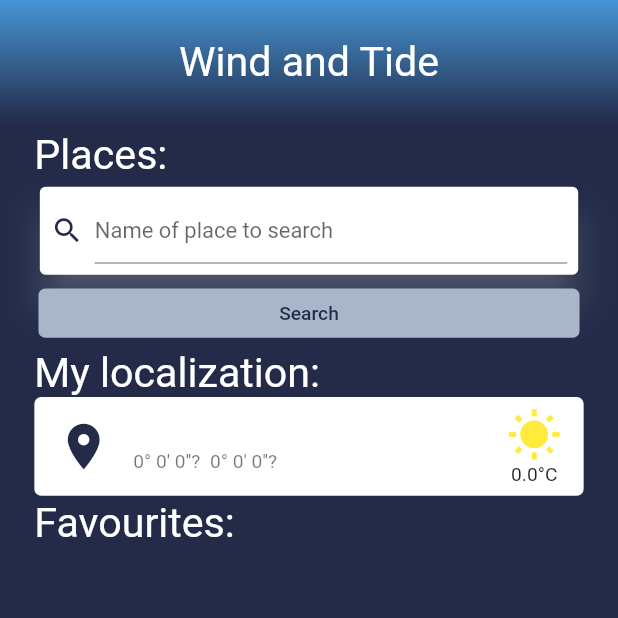
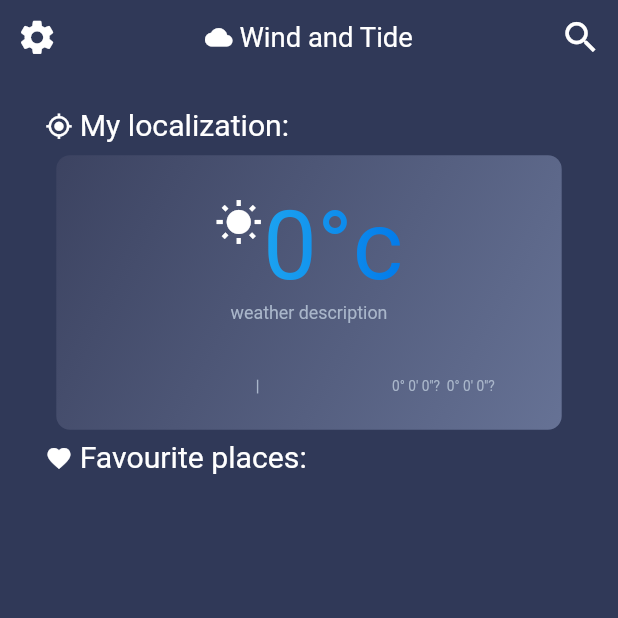
Before and after one commit to libsonn/Wind-and-Tide, a Flutter app: the screen it shows after launch, on a phone screen of 412 x 824 dp, the top half of it. Run offline on Flutter 3.47's test engine with Material 2 defaults, Android fonts, the phone set to English and light mode, and no system bars; our stand-ins replace geocoding, geolocator, responsive_framework; missing offline and left inert: flutter_google_places, google_maps_webservice.

Commit message:
Change home screen, add colors for gradients to constants.dart, add PlaceTile Widget

```diff
--- a/lib/classes/place.dart
+++ b/lib/classes/place.dart
@@ -27,13 +27,17 @@ class Place {
   String _longHemisphere = '?';
 
   //Constructor
-  Place(this._latitude, this._longitude);
+  Place({double latitude, double longitude}) {
+    this._latitude = latitude;
+    this._longitude = longitude;
+  }
 
   //Functions
   void getDetails() {
     convertCoordinates();
     getHemispheres();
   }
+
 
   void convertCoordinates() {
     _latitudeDeg = _latitude.truncate();
--- a/lib/constants.dart
+++ b/lib/constants.dart
@@ -1,15 +1,29 @@
 import 'package:flutter/material.dart';
-
-
 
 const url = "https://api.stormglass.io/v2/weather/point";
 
+// Shader for text
+final Shader kTextColorGradient = LinearGradient(
+  colors: <Color>[kTextGradientStartColor, kTextGradientEndColor],
+).createShader(Rect.fromLTWH(100.0, 0.0, 200.0, 100.0));
 
+// Gradient for info boxes
+const kBoxGradient = LinearGradient(
+    colors: [kBoxGradienStartColor, kBoxGradientEndColor],
+    begin: Alignment.topLeft,
+    end: Alignment.bottomRight);
 
-const kTextColor = Colors.white;
-const kGreyColor = Color(0xFFA9B6CA);
+// Colors for gradients
+const kTextGradientStartColor = Color.fromRGBO(51, 200, 246, 1);
+const kTextGradientEndColor = Color.fromRGBO(1, 120, 233, 1);
+const kBoxGradienStartColor = Color.fromRGBO(60, 67, 97, 1);
+const kBoxGradientEndColor = Color.fromRGBO(102, 114, 149, 1);
+
+// Colors
+const kWhiteTextColor = Colors.white;
+const kGreyTextColor = Color(0xFFA9B6CA);
 const kVeryDarkColor = Color(0xFF0C1024);
-const kBackgroundColor = Color(0xFF232B49);
+const kBackgroundColor = Color.fromRGBO(48, 57, 88, 1);
 const kBrightBlueColor = Color(0xFF0D61D7);
 const kBrighterBlueColor = Color(0xFF4696D5);
 const kDarkBlueColor = Color(0xFF4B5168);
--- a/lib/main.dart
+++ b/lib/main.dart
@@ -1,6 +1,7 @@
 import 'package:flutter/material.dart';
 import 'package:marine_weather/screens/home_screen.dart';
-import 'screens/choosed_place.dart';
+import 'package:marine_weather/screens/search_screen.dart';
+import 'screens/selected_place_screen.dart';
 import 'package:responsive_framework/responsive_framework.dart';
 import 'package:responsive_framework/responsive_wrapper.dart';
 import 'constants.dart';
@@ -15,8 +16,10 @@ class MarineWeather extends StatelessWidget {
     return MaterialApp(
       routes: {
         HomeScreen.screenID: (context) => HomeScreen(),
-        SelectedPlaceDetails.screenID: (context) => SelectedPlaceDetails(),
+        SelectedPlaceDetailsScreen.screenID: (context) => SelectedPlaceDetailsScreen(),
+        SearchScreen.screenID: (context) => SearchScreen(),
       },
+
       initialRoute: HomeScreen.screenID,
       debugShowCheckedModeBanner: false,
       builder: (context, widget) => ResponsiveWrapper.builder(
--- a/lib/screens/home_screen.dart
+++ b/lib/screens/home_screen.dart
@@ -3,11 +3,8 @@ import 'package:flutter/material.dart';
 import 'package:geolocator/geolocator.dart';
 import 'package:marine_weather/classes/place.dart';
 import 'package:marine_weather/constants.dart';
-import 'package:marine_weather/config.dart' as config;
-import 'package:http/http.dart' as http;
-import 'package:flutter_google_places/flutter_google_places.dart';
-import 'package:google_maps_webservice/places.dart';
-import 'package:marine_weather/screens/choosed_place.dart';
+import 'package:marine_weather/screens/search_screen.dart';
+import 'package:marine_weather/widgets/place_tile.dart';
 
 class HomeScreen extends StatefulWidget {
   static String screenID = '/homeScreen';
@@ -17,9 +14,7 @@ class HomeScreen extends StatefulWidget {
 }
 
 class _HomeScreenState extends State<HomeScreen> {
-  static String _enteredAddress = '';
-  var _params = "airTemperature";
-  Place myPosition = Place(0, 0);
+  Place _myPosition = Place(latitude: 0, longitude: 0);
 
   @override
   void initState() {
@@ -30,185 +25,125 @@ class _HomeScreenState extends State<HomeScreen> {
   void getPosition() async {
     Position position = await getCurrentPosition(
         desiredAccuracy: LocationAccuracy.bestForNavigation);
-    String myPositionDescription = await myPosition.getAddressFromCoordinates(
+    String myPositionDescription = await _myPosition.getAddressFromCoordinates(
         position.latitude, position.longitude);
-    double myPositionTemperature = await myPosition.getDetailedTemperature(
+    double myPositionTemperature = await _myPosition.getDetailedTemperature(
         position.latitude, position.longitude);
     setState(() {
-      myPosition.setLatitude(position.latitude);
-      myPosition.setLongitude(position.longitude);
-      myPosition.setDescription(myPositionDescription);
-      myPosition.setTemperature(myPositionTemperature);
-      myPosition.getDetails();
+      _myPosition.setLatitude(position.latitude);
+      _myPosition.setLongitude(position.longitude);
+      _myPosition.setDescription(myPositionDescription);
+      _myPosition.setTemperature(myPositionTemperature);
+      _myPosition.getDetails();
     });
   }
 
   @override
   Widget build(BuildContext context) {
     return Scaffold(
-      body: Column(
+      body: SafeArea(
+        child: Column(
           children: [
             Container(
-            width: double.infinity,
-            height: 90.0,
-            decoration: BoxDecoration(
-              gradient: LinearGradient(
-                begin: Alignment.topCenter,
-                end: Alignment.bottomCenter,
-                colors: [kBrighterBlueColor, kBackgroundColor],
+              color: Colors.transparent,
+              child: Padding(
+                padding: const EdgeInsets.all(12.0),
+                child: Row(
+                  mainAxisAlignment: MainAxisAlignment.spaceBetween,
+                  children: [
+                    Icon(
+                      Icons.settings,
+                      color: kWhiteTextColor,
+                      size: 30.0,
                     ),
-            ),
-            child: Center(
-              child: Text(
-                'Wind and Tide',
-                style: TextStyle(fontSize: 30.0, color: Colors.white),
-              ),
-            ),
-          ),
-          Padding(
-            padding:
-                const EdgeInsets.symmetric(vertical: 5.0, horizontal: 25.0),
-            child: Column(
-              crossAxisAlignment: CrossAxisAlignment.start,
+                    Row(
                       children: [
-                Text(
-                  'Places:',
-                  style: TextStyle(color: kTextColor, fontSize: 30.0),
+                        Icon(
+                          Icons.cloud,
+                          color: kWhiteTextColor,
+                          size: 20.0,
                         ),
                         SizedBox(
-                  height: 2.0,
+                          width: 5.0,
                         ),
-                Card(
-                  shadowColor: kGreyColor,
-                  elevation: 10.0,
-                  child: Padding(
-                    padding: const EdgeInsets.all(8.0),
-                    child: Row(
-                      children: [
-                        Icon(
+                        Text(
+                          'Wind and Tide',
+                          style:
+                              TextStyle(color: kWhiteTextColor, fontSize: 20.0),
+                        ),
+                      ],
+                    ),
+                    GestureDetector(
+                      child: Icon(
                         Icons.search,
-                          color: kBackgroundColor,
+                        color: kWhiteTextColor,
+                        size: 30.0,
                       ),
-                        SizedBox(width: 8.0),
-                        Expanded(
-                          child: TextField(
-                            keyboardType: TextInputType.text,
-                            cursorColor: kBackgroundColor,
-                            decoration: InputDecoration(
-                              focusedBorder: UnderlineInputBorder(
-                                borderSide: BorderSide(color: kBackgroundColor),
-                              ),
-                              hintText: _enteredAddress.isEmpty
-                                  ? 'Name of place to search'
-                                  : _enteredAddress,
-                              hintStyle: _enteredAddress.isNotEmpty
-                                  ? TextStyle(color: kBackgroundColor)
-                                  : TextStyle(),
-                            ),
-                            onTap: () async {
-                              Prediction prediction =
-                                  await PlacesAutocomplete.show(
-                                context: context,
-                                apiKey: config.googleApiKey,
-                                language: 'en',
-                                mode: Mode.overlay,
-                              );
-
-                              if (prediction != null) {
-                                setState(() {
-                                  _enteredAddress = prediction.description;
-                                });
-                              }
+                      onTap: () {
+                        Navigator.pushNamed(context, SearchScreen.screenID);
                       },
-                          ),
                     ),
                   ],
                 ),
               ),
             ),
-                SizedBox(
-                  width: double.infinity,
-                  child: Padding(
-                    padding: const EdgeInsets.symmetric(horizontal: 3.0),
-                    child: RaisedButton(
-                      disabledColor: kGreyColor,
-                      highlightColor: kBrightBlueColor,
-                      splashColor: kBrightBlueColor,
-                      elevation: 10.0,
-                      color: Colors.white,
-                      textColor: kBackgroundColor,
-                      shape: RoundedRectangleBorder(
-                        borderRadius: BorderRadius.all(
-                          Radius.circular(5.0),
-                        ),
-                      ),
-                      onPressed: _enteredAddress.isNotEmpty
-                          ? () async {
-                              Navigator.pushNamed(
-                                context,
-                                SelectedPlaceDetails.screenID,
-                                arguments: _enteredAddress,
-                              );
-                            }
-                          : null,
-                      child: Text('Search'),
-                    ),
-                  ),
+            Padding(
+              padding: const EdgeInsets.fromLTRB(8.0, 20.0, 8.0, 10.0),
+              child: Column(
+                children: [
+                  Padding(
+                    padding: const EdgeInsets.symmetric(
+                        vertical: 5.0, horizontal: 25.0),
+                    child: Column(
+                      crossAxisAlignment: CrossAxisAlignment.start,
+                      children: [
+                        Row(
+                          children: [
+                            Icon(
+                              Icons.gps_fixed,
+                              color: kWhiteTextColor,
+                              size: 20.0,
                             ),
                             SizedBox(
-                  height: 2.0,
+                              width: 5.0,
                             ),
                             Text(
                               'My localization:',
-                  style: TextStyle(color: kTextColor, fontSize: 30.0),
+                              style: TextStyle(
+                                  color: kWhiteTextColor, fontSize: 22.0),
                             ),
-                GestureDetector(
-                  child: ListTile(
-                    tileColor: Colors.white,
-                    shape: RoundedRectangleBorder(
-                      borderRadius: BorderRadius.all(
-                        Radius.circular(5.0),
-                      ),
-                    ),
-                    leading: Icon(
-                      Icons.location_on,
-                      color: kBackgroundColor,
-                      size: 40,
-                    ),
-                    title: Text(
-                      //Potrzebny provider
-
-                      '${myPosition.getDescription()}',
-                      style: TextStyle(fontSize: 20),
-                    ),
-                    subtitle: Text(
-                        '${myPosition.getLatitudeDeg().abs()}° ${myPosition.getLatitudeMin()}\' ${myPosition.getLatitudeSec()}\'\'${myPosition.getLatHemisphere()[0]}  ${myPosition.getLongitudeDeg().abs()}° ${myPosition.getLongitudeMin()}\' ${myPosition.getLongitudeSec()}\'\'${myPosition.getLongHemisphere()[0]}'),
-                    trailing: Column(
-                      children: [
-                        Expanded(
-                          child: Icon(
-                            Icons.wb_sunny,
-                            color: Colors.yellow,
-                            size: 40,
-                          ),
-                        ),
-                        Text('${myPosition.getTemperature()}°C'),
                           ],
                         ),
+                        PlaceTile(
+                          place: _myPosition,
+                          onTap: () {},
                         ),
+                        Row(
+                          children: [
+                            Icon(
+                              Icons.favorite,
+                              color: kWhiteTextColor,
+                              size: 20.0,
                             ),
                             SizedBox(
-                  height: 2.0,
+                              width: 5.0,
                             ),
                             Text(
-                  'Favourites:',
-                  style: TextStyle(color: kTextColor, fontSize: 30.0),
+                              'Favourite places:',
+                              style: TextStyle(
+                                  color: kWhiteTextColor, fontSize: 22.0),
+                            ),
+                          ],
                         ),
                       ],
                     ),
                   ),
                 ],
               ),
+            ),
+          ],
+        ),
+      ),
     );
   }
 }
--- /dev/null
+++ b/lib/widgets/place_tile.dart
@@ -0,0 +1,91 @@
+import 'package:flutter/material.dart';
+import 'package:marine_weather/classes/place.dart';
+import 'package:marine_weather/constants.dart';
+
+class PlaceTile extends StatelessWidget {
+  PlaceTile({this.place, this.onTap});
+
+  final Place place;
+  final Function onTap;
+
+  @override
+  Widget build(BuildContext context) {
+    return Padding(
+      padding: const EdgeInsets.all(8.0),
+      child: GestureDetector(
+        onTap: onTap,
+        child: Container(
+          height: 200.0,
+          width: double.infinity,
+          decoration: BoxDecoration(
+            gradient: kBoxGradient,
+            borderRadius: BorderRadius.circular(10.0),
+          ),
+          child: Column(
+            mainAxisAlignment: MainAxisAlignment.center,
+            crossAxisAlignment: CrossAxisAlignment.center,
+            children: [
+              Column(
+                children: [
+                  Row(
+                    mainAxisAlignment: MainAxisAlignment.center,
+                    crossAxisAlignment: CrossAxisAlignment.center,
+                    children: [
+                      Column(
+                        children: [
+                          Icon(
+                            Icons.wb_sunny,
+                            color: Colors.white,
+                            size: 35.0,
+                          ),
+                          SizedBox(
+                            height: 35.0,
+                          ),
+                        ],
+                      ),
+                      Text(
+                        '${place.getTemperature().floor()}°c',
+                        style: TextStyle(
+                          foreground: Paint()..shader = kTextColorGradient,
+                          fontSize: 70.0,
+                        ),
+                      ),
+                    ],
+                  ),
+                  Text(
+                    'weather description',
+                    style: TextStyle(color: kGreyTextColor, fontSize: 13),
+                  )
+                ],
+              ),
+              SizedBox(
+                height: 40.0,
+              ),
+              Row(
+                mainAxisAlignment: MainAxisAlignment.spaceAround,
+                children: [
+                  Text(
+                    '${place.getDescription()}',
+                    style: TextStyle(
+                      fontSize: 10.0,
+                      color: kGreyTextColor,
+                    ),
+                  ),
+                  Container(
+                    height: 10.0,
+                    width: 1.0,
+                    color: kGreyTextColor,
+                  ),
+                  Text(
+                    '${place.getLatitudeDeg().abs()}° ${place.getLatitudeMin()}\' ${place.getLatitudeSec()}\'\'${place.getLatHemisphere()[0]}  ${place.getLongitudeDeg().abs()}° ${place.getLongitudeMin()}\' ${place.getLongitudeSec()}\'\'${place.getLongHemisphere()[0]}',
+                    style: TextStyle(fontSize: 10, color: kGreyTextColor),
+                  ),
+                ],
+              ),
+            ],
+          ),
+        ),
+      ),
+    );
+  }
+}
```
Also changed, not shown: lib/screens/choosed_place.dart (deleted, +0 -13 lines), lib/screens/search_screen.dart (added, +119 -0 lines), lib/screens/selected_place_screen.dart (added, +34 -0 lines), marine_weather_forecast_app.png (added). Lines whose indentation alone changed are shown as unchanged.
